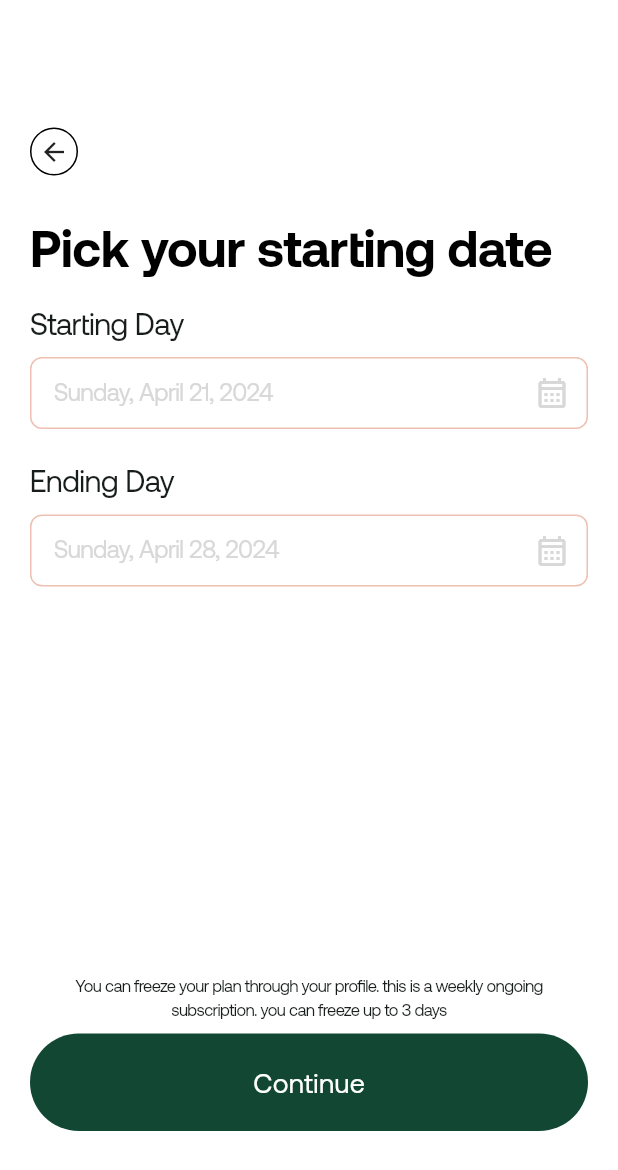
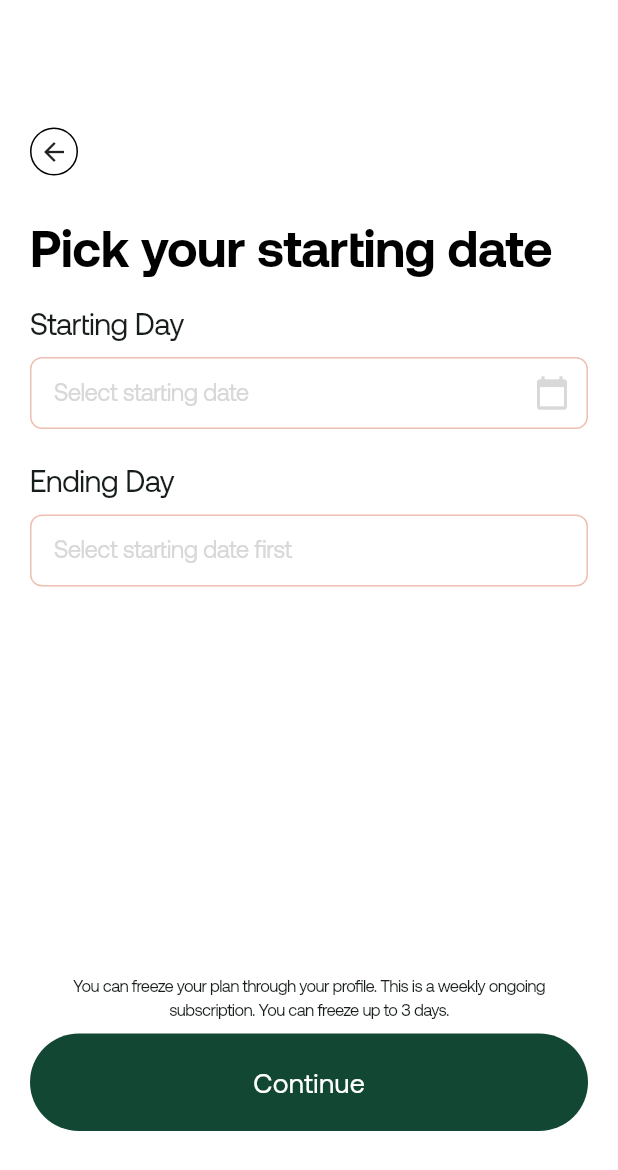
Before and after one commit to sharon-512/Pack-App, a Flutter app: the DatePicker screen opened directly with empty values, on a phone screen of 412 x 824 dp. Shown: the top 1170 px of the screen. Run offline on Flutter 3.47's test engine with Material 3 defaults, Android fonts, the phone set to English and light mode, and no system bars; our stand-ins replace flutter_svg, hive, hive_flutter, pin_code_fields, shared_preferences, smooth_page_indicator; accounts and stored records are empty; network calls fail.

Commit message:
date function added

```diff
--- a/lib/screens/date_picker.dart
+++ b/lib/screens/date_picker.dart
@@ -1,21 +1,26 @@
 import 'package:flutter/material.dart';
+import 'package:intl/intl.dart';
+import 'package:shared_preferences/shared_preferences.dart';
 import '../custom_style.dart';
 import '../widgets/common_button.dart';
-import 'daily_nutrition.dart';
-import 'package:intl/intl.dart';
-
 import 'number_of_meals.dart';
 
+class DatePicker extends StatefulWidget {
+  final String selectedSubplanName;
 
-class DatePicker extends StatelessWidget {
-  final String selectedSubplanName;
   const DatePicker({Key? key, required this.selectedSubplanName}) : super(key: key);
 
   @override
-  Widget build(BuildContext context) {
+  State<DatePicker> createState() => _DatePickerState();
+}
+
+class _DatePickerState extends State<DatePicker> {
   final TextEditingController start = TextEditingController();
   final TextEditingController end = TextEditingController();
+  DateTime? selectedStartDate;
 
+  @override
+  Widget build(BuildContext context) {
     return Scaffold(
       body: Padding(
         padding: const EdgeInsets.symmetric(horizontal: 20, vertical: 70),
@@ -27,10 +32,12 @@ class DatePicker extends StatelessWidget {
               crossAxisAlignment: CrossAxisAlignment.start,
               mainAxisAlignment: MainAxisAlignment.start,
               children: [
-                const SizedBox(
-                  height: 15,
-                ),
-                Container(
+                const SizedBox(height: 15),
+                GestureDetector(
+                  onTap: () {
+                    Navigator.pop(context);
+                  },
+                  child: Container(
                     padding: EdgeInsets.all(5),
                     decoration: BoxDecoration(
                       color: Colors.white,
@@ -45,6 +52,7 @@ class DatePicker extends StatelessWidget {
                       size: 20,
                     ),
                   ),
+                ),
                 const SizedBox(height: 30),
                 Text(
                   'Pick your starting date',
@@ -55,13 +63,22 @@ class DatePicker extends StatelessWidget {
                   'Starting Day',
                   style: CustomTextStyles.labelTextStyle.copyWith(fontSize: 20),
                 ),
-                const SizedBox(
-                  height: 8,
-                ),
+                const SizedBox(height: 8),
                 Row(
                   children: [
                     DateSelectionField(
-                        hintText: 'Sunday, April 21, 2024', controller: start),
+                      hintText: 'Select starting date',
+                      controller: start,
+                      onDateSelected: (DateTime date) {
+                        setState(() {
+                          selectedStartDate = date;
+                          // Update end date based on selected start date and subplan name
+                          updateEndDate();
+                        });
+                      },
+                      disablePastDates: true,
+                      disableFridays: true,
+                    ),
                   ],
                 ),
                 const SizedBox(height: 20),
@@ -69,13 +86,33 @@ class DatePicker extends StatelessWidget {
                   'Ending Day',
                   style: CustomTextStyles.labelTextStyle.copyWith(fontSize: 20),
                 ),
-                const SizedBox(
-                  height: 8,
-                ),
+                const SizedBox(height: 8),
                 Row(
                   children: [
-                    DateSelectionField(
-                        hintText: 'Sunday, April 28, 2024', controller: end),
+                    Expanded(
+                      child: TextField(
+                        controller: end,
+                        readOnly: true,
+                        decoration: InputDecoration(
+                          border: OutlineInputBorder(
+                            borderRadius: BorderRadius.circular(8.0),
+                          ),
+                          focusedBorder: OutlineInputBorder(
+                            borderSide: BorderSide(color: Color(0xFFEDC0B2)),
+                            borderRadius: BorderRadius.circular(8.0),
+                          ),
+                          enabledBorder: OutlineInputBorder(
+                            borderSide: BorderSide(color: Color(0xFFEDC0B2)),
+                            borderRadius: BorderRadius.circular(8.0),
+                          ),
+                          hintText: selectedStartDate != null
+                              ? DateFormat('EEEE, MMMM d, yyyy').format(selectedStartDate!)
+                              : 'Select starting date first',
+                          hintStyle: CustomTextStyles.hintTextStyle,
+                          contentPadding: EdgeInsets.symmetric(horizontal: 12.0),
+                        ),
+                      ),
+                    ),
                   ],
                 ),
                 const SizedBox(height: 20),
@@ -86,62 +123,124 @@ class DatePicker extends StatelessWidget {
                 Padding(
                   padding: const EdgeInsets.all(8.0),
                   child: Text(
-                    'You can freeze your plan through your profile. this is a weekly ongoing subscription. you can freeze up to 3 days',
-                    style: CustomTextStyles.labelTextStyle
-                        .copyWith(fontSize: 11, fontWeight: FontWeight.w400),
+                    'You can freeze your plan through your profile. This is a weekly ongoing subscription. You can freeze up to 3 days.',
+                    style: CustomTextStyles.labelTextStyle.copyWith(
+                      fontSize: 11,
+                      fontWeight: FontWeight.w400,
+                    ),
                     textAlign: TextAlign.center,
                   ),
                 ),
                 CommonButton(
                   text: 'Continue',
-                  onTap: () {
+                  onTap: () async {
+                    final prefs = await SharedPreferences.getInstance();
+                    await prefs.setString(
+                      'startDate',
+                      DateFormat('EEEE, MMMM d, yyyy').format(selectedStartDate!),
+                    );
+                    await prefs.setString('endDate', end.text);
+                    print( end.text);
                     Navigator.push(
                       context,
                       MaterialPageRoute(
                         builder: (context) => NumberOfMeals(
-                          subplanName: selectedSubplanName,
+                          subplanName: widget.selectedSubplanName,
                         ),
                       ),
                     );
                   },
                 ),
               ],
-            )
+            ),
           ],
         ),
       ),
     );
   }
+
+  void updateEndDate() {
+    if (selectedStartDate != null) {
+      DateTime endDate = calculateEndDate(selectedStartDate!, widget.selectedSubplanName);
+      setState(() {
+        end.text = DateFormat('EEEE, MMMM d, yyyy').format(endDate);
+      });
+    }
+  }
+
+  DateTime calculateEndDate(DateTime startDate, String subplanName) {
+    int daysToAdd = 7; // Default to 1 week
+
+    if (subplanName == '1 week') {
+      daysToAdd = 8;
+    } else if (subplanName == '2 weeks') {
+      daysToAdd = 16;
+    } else if (subplanName == '3 weeks') {
+      daysToAdd = 24;
+    } else if (subplanName == '1 month') {
+      daysToAdd = 30;
+    }
+
+    // Calculate end date excluding Fridays
+    DateTime endDate = startDate.add(Duration(days: daysToAdd));
+    if (endDate.weekday == DateTime.friday) {
+      endDate = endDate.add(Duration(days: 2)); // Skip to Saturday if end on Friday
+    }
+
+    return endDate;
+  }
+}
+
+void updateEndDateInSharedPreferences(String endText) async {
+  final prefs = await SharedPreferences.getInstance();
+
+  // Parse endText to DateTime using DateFormat
+  DateTime endDate = DateFormat('EEEE, MMMM d, yyyy').parse(endText);
+
+  // Store endDate in SharedPreferences
+  await prefs.setString(
+    'endDate',
+    DateFormat('EEEE, MMMM d, yyyy').format(endDate),
+  );
 }
 
 class DateSelectionField extends StatelessWidget {
   DateSelectionField({
-    super.key,
+    Key? key,
     required this.hintText,
     required this.controller,
-    this.keyboardType,
-  });
+    required this.onDateSelected,
+    this.disablePastDates = false,
+    this.disableFridays = false,
+  }) : super(key: key);
 
   final String hintText;
   final TextEditingController controller;
-  TextInputType? keyboardType = TextInputType.text;
+  final Function(DateTime) onDateSelected;
+  final bool disablePastDates;
+  final bool disableFridays;
 
   @override
   Widget build(BuildContext context) {
     return Expanded(
       child: InkWell(
         onTap: () async {
-          // Call the date picker on tap
           DateTime? pickedDate = await showDatePicker(
             context: context,
             initialDate: DateTime.now(),
-            firstDate: DateTime(2000), // Adjust as needed
+            firstDate: disablePastDates ? DateTime.now() : DateTime(2000),
             lastDate: DateTime(2101),
+            selectableDayPredicate: (DateTime date) {
+              if (disableFridays && date.weekday == DateTime.friday) {
+                return false;
+              }
+              return true;
+            },
           );
           if (pickedDate != null) {
-            // Format and set the date in the controller
             String formattedDate = DateFormat('EEEE, MMMM d, yyyy').format(pickedDate);
             controller.text = formattedDate;
+            onDateSelected(pickedDate);
           }
         },
         child: IgnorePointer(
@@ -162,11 +261,9 @@ class DateSelectionField extends StatelessWidget {
               hintText: hintText,
               hintStyle: CustomTextStyles.hintTextStyle,
               contentPadding: EdgeInsets.symmetric(horizontal: 12.0),
-              // Add the calendar icon inside the text field
-              suffixIcon: Icon(Icons.calendar_month_outlined, color: Color(0xffD8D8D8),),
+              suffixIcon: Icon(Icons.calendar_today, color: Color(0xffD8D8D8)),
             ),
-            keyboardType: keyboardType,
-            readOnly: true, // Make the text field read-only
+            readOnly: true,
           ),
         ),
       ),
--- a/pubspec.yaml
+++ b/pubspec.yaml
@@ -37,6 +37,7 @@ dependencies:
   cupertino_icons: ^1.0.6
   flutter_svg: ^2.0.5
   pin_code_fields: ^8.0.1
+  shared_preferences: ^2.2.3
   numberpicker: ^2.1.2
   flutter_launcher_icons: ^0.13.1
   intl: ^0.19.0
```
Also changed, not shown: lib/screens/daily_nutrition.dart (+115 -58 lines), lib/screens/number_of_meals.dart (+23 -12 lines), pubspec.lock. Lines whose indentation alone changed are shown as unchanged.
